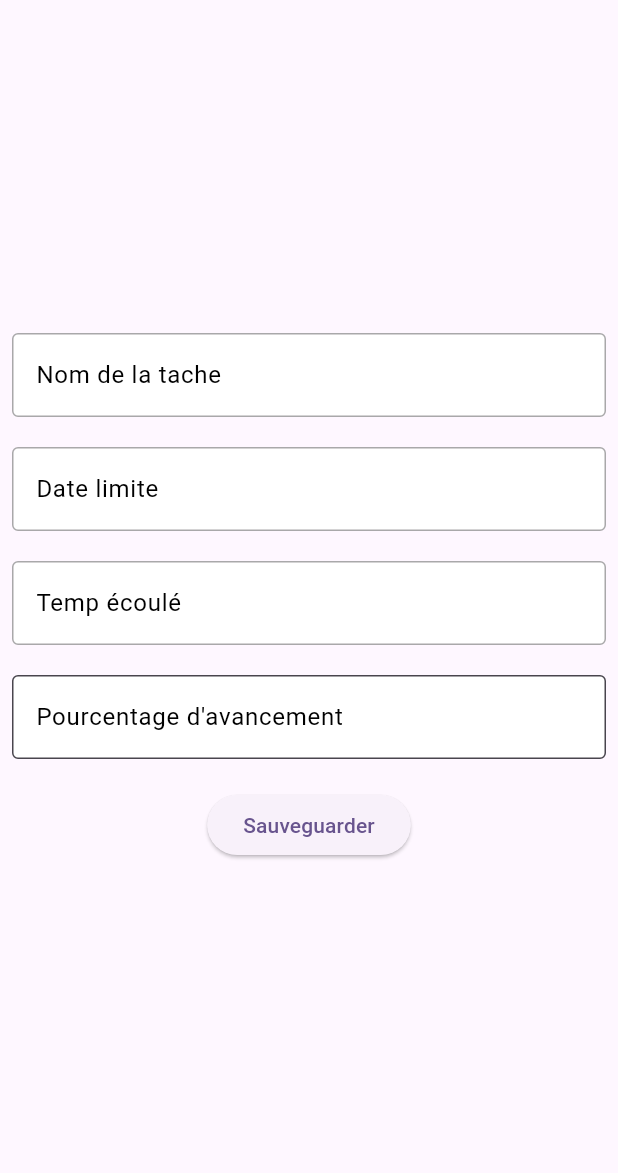
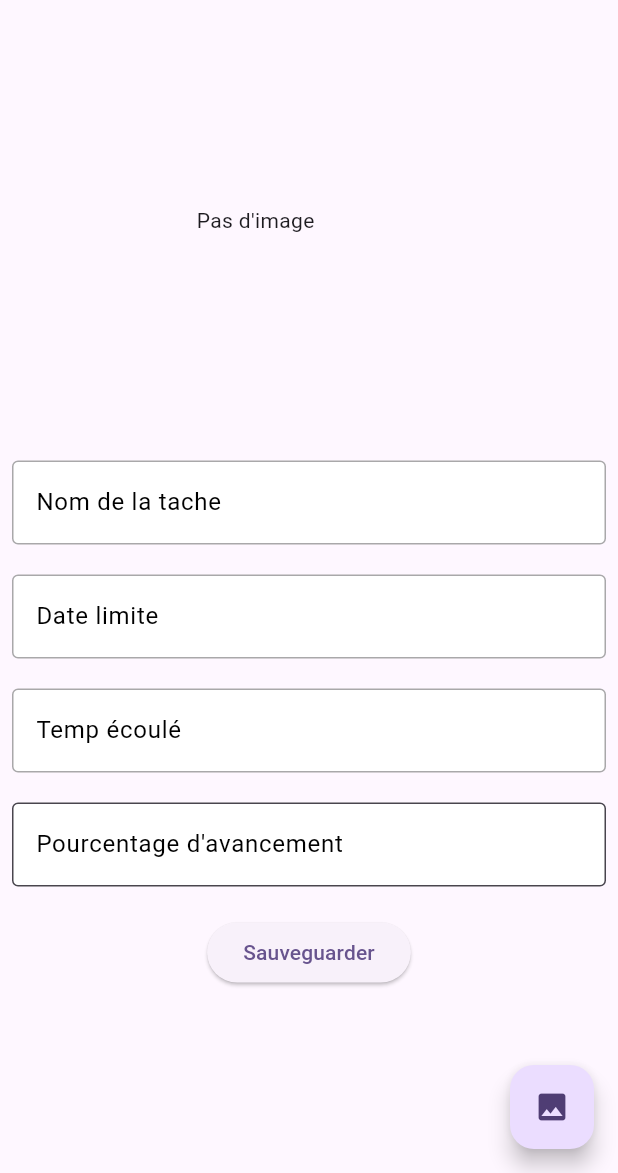
Before and after one commit to Mbacke-Mboup/tp2_5n6_mobile, a Flutter app: the Consultation screen opened directly with empty values, on a phone screen of 412 x 824 dp, the part 63-1236 px from its top. Run offline on Flutter 3.47's test engine with Material 3 defaults, Android fonts, the phone set to English and light mode, and no system bars; our stand-ins replace cookie_jar, dio, dio_cookie_manager, image_picker; network calls fail.

Commit message:
FCT Début Ajout d'image
Possibilité de choisir une image à partir de la galerie et de l'afficher sur la page de détails des tâches.

```diff
--- a/lib/consultation.dart
+++ b/lib/consultation.dart
@@ -1,4 +1,7 @@
+import 'dart:io';
+
 import 'package:flutter/material.dart';
+import 'package:image_picker/image_picker.dart';
 import 'package:tp1/drawer.dart';
 import 'package:tp1/lib_http.dart';
 import 'package:tp1/task.dart';
@@ -10,7 +13,6 @@ class Consultation extends StatefulWidget {
   _ConsultationState createState() => _ConsultationState();
   Consultation({required this.taskID});
 
-
 }
 
 
@@ -19,6 +21,7 @@ class _ConsultationState extends State<Consultation> {
   final _nom = TextEditingController();
   final _date = TextEditingController();
   final _completion = TextEditingController();
+  String imagePath = "";
 
   TaskDetailResponse t = new TaskDetailResponse();
   void getInfos() async {
@@ -33,6 +36,13 @@ class _ConsultationState extends State<Consultation> {
     }catch(e){
       print(e);
     }
+  }
+
+  void getImage() async {
+    ImagePicker picker = ImagePicker();
+    var pickedImage = await picker.pickImage(source: ImageSource.gallery);
+    imagePath = pickedImage!.path;
+    setState(() {});
   }
 
 
@@ -59,6 +69,13 @@ class _ConsultationState extends State<Consultation> {
             child: Column(
               mainAxisAlignment: MainAxisAlignment.center,
               children: <Widget>[
+                SizedBox(
+                  width: 150,
+                  height: 150,
+                  child:  imagePath!=""?Image.file(File(imagePath)):Text("Pas d'image"),
+                ),
+                SizedBox(height: 20),
+
                 TextFormField(
                     controller: _nom,
                     enabled: false,
@@ -141,7 +158,14 @@ class _ConsultationState extends State<Consultation> {
               ],
             ),
           ),
+
       ),
+      floatingActionButton: imagePath==""?
+      FloatingActionButton(
+          onPressed: getImage,
+        child: const Icon(Icons.image),
+      ):
+      Text(""),
     );
   }
 }
--- a/pubspec.yaml
+++ b/pubspec.yaml
@@ -34,6 +34,7 @@ dependencies:
   json_annotation: ^4.9.0
   dio_cookie_manager: ^3.1.0+1
   cookie_jar: ^4.0.8
+  image_picker: ^1.0.4
 
 
   # The following adds the Cupertino Icons font to your application.
```
Also changed, not shown: pubspec.lock, 8 other files.
